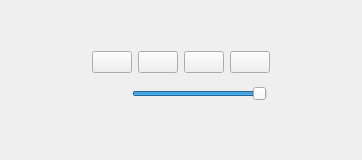
Before: the Qt Designer form src/gui/editor/preview/_media_player_controls/MediaPlayerControls.ui in ephell/ClipIt-Screen-Capture-App, drawn with Qt 5.
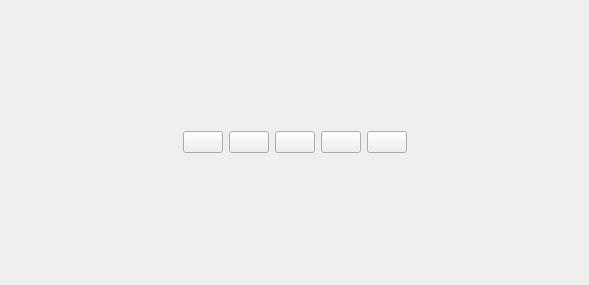
After: the same form once the commit is applied. Icons and pictures are not drawn. Custom widgets are drawn as their Qt base class.

Commit message: - Move around modules for better compartmentalization. - Generate media control button UI code from QT Designer. - Add icons. - Add a volume button along with slider. - Add resource file. - Add volume parameter to 'cut_and_save_video' method.

Diff of the .ui file:
```diff
--- a/src/gui/editor/preview/_media_player_controls/MediaPlayerControls.ui
+++ b/src/gui/editor/preview/_media_player_controls/MediaPlayerControls.ui
@@ -6,34 +6,15 @@
    <rect>
     <x>0</x>
     <y>0</y>
-    <width>362</width>
-    <height>160</height>
+    <width>589</width>
+    <height>285</height>
    </rect>
   </property>
   <property name="windowTitle">
    <string>Media Player Controls</string>
   </property>
-  <layout class="QVBoxLayout" name="central_layout">
-   <item>
-    <layout class="QVBoxLayout" name="verticalLayout_2">
-     <item>
       <layout class="QHBoxLayout" name="horizontalLayout_2">
        <item>
-        <spacer name="horizontalSpacer_3">
-         <property name="orientation">
-          <enum>Qt::Horizontal</enum>
-         </property>
-         <property name="sizeHint" stdset="0">
-          <size>
-           <width>40</width>
-           <height>20</height>
-          </size>
-         </property>
-        </spacer>
-       </item>
-       <item>
-        <layout class="QVBoxLayout" name="verticalLayout">
-         <item>
           <layout class="QHBoxLayout" name="horizontalLayout">
            <item>
             <spacer name="horizontalSpacer_4">
@@ -99,6 +80,23 @@
              </property>
             </widget>
            </item>
+     <item>
+      <widget class="VolumeButton" name="volume_button">
+       <property name="text">
+        <string/>
+       </property>
+       <property name="icon">
+        <iconset resource="resource.qrc">
+         <normaloff>:/icons/volume_slider_icon.png</normaloff>:/icons/volume_slider_icon.png</iconset>
+       </property>
+       <property name="iconSize">
+        <size>
+         <width>30</width>
+         <height>30</height>
+        </size>
+       </property>
+      </widget>
+     </item>
            <item>
             <widget class="RenderAndSaveButton" name="render_and_save_button">
              <property name="text">
@@ -131,112 +129,18 @@
            </item>
           </layout>
          </item>
-         <item>
-          <layout class="QHBoxLayout" name="horizontalLayout_3">
-           <item>
-            <spacer name="horizontalSpacer">
-             <property name="orientation">
-              <enum>Qt::Horizontal</enum>
-             </property>
-             <property name="sizeHint" stdset="0">
-              <size>
-               <width>40</width>
-               <height>20</height>
-              </size>
-             </property>
-            </spacer>
-           </item>
-           <item>
-            <widget class="QLabel" name="volume_slider_icon_label">
-             <property name="minimumSize">
-              <size>
-               <width>30</width>
-               <height>30</height>
-              </size>
-             </property>
-             <property name="maximumSize">
-              <size>
-               <width>30</width>
-               <height>30</height>
-              </size>
-             </property>
-             <property name="text">
-              <string/>
-             </property>
-             <property name="pixmap">
-              <pixmap resource="resource.qrc">:/icons/volume_slider_icon.png</pixmap>
-             </property>
-             <property name="scaledContents">
-              <bool>true</bool>
-             </property>
-            </widget>
-           </item>
-           <item>
-            <widget class="QSlider" name="volume_slider">
-             <property name="sizePolicy">
-              <sizepolicy hsizetype="Preferred" vsizetype="Fixed">
-               <horstretch>0</horstretch>
-               <verstretch>0</verstretch>
-              </sizepolicy>
-             </property>
-             <property name="minimumSize">
-              <size>
-               <width>135</width>
-               <height>0</height>
-              </size>
-             </property>
-             <property name="maximum">
-              <number>100</number>
-             </property>
-             <property name="value">
-              <number>100</number>
-             </property>
-             <property name="orientation">
-              <enum>Qt::Horizontal</enum>
-             </property>
-            </widget>
-           </item>
-           <item>
-            <spacer name="horizontalSpacer_2">
-             <property name="orientation">
-              <enum>Qt::Horizontal</enum>
-             </property>
-             <property name="sizeHint" stdset="0">
-              <size>
-               <width>40</width>
-               <height>20</height>
-              </size>
-             </property>
-            </spacer>
-           </item>
-          </layout>
-         </item>
-        </layout>
-       </item>
-       <item>
-        <spacer name="horizontalSpacer_6">
-         <property name="orientation">
-          <enum>Qt::Horizontal</enum>
-         </property>
-         <property name="sizeHint" stdset="0">
-          <size>
-           <width>40</width>
-           <height>20</height>
-          </size>
-         </property>
-        </spacer>
-       </item>
-      </layout>
-     </item>
-    </layout>
-   </item>
   </layout>
  </widget>
  <customwidgets>
   <customwidget>
    <class>RenderAndSaveButton</class>
    <extends>QPushButton</extends>
-   <header>._render_and_save_button</header>
+   <header>._render_and_save_button.render_and_save_button</header>
+  </customwidget>
+  <customwidget>
+   <class>VolumeButton</class>
+   <extends>QPushButton</extends>
+   <header>._volume_button.volume_button</header>
   </customwidget>
  </customwidgets>
  <resources>
```
Lines whose indentation alone changed are shown as unchanged. The commit also changes 11 other files.
